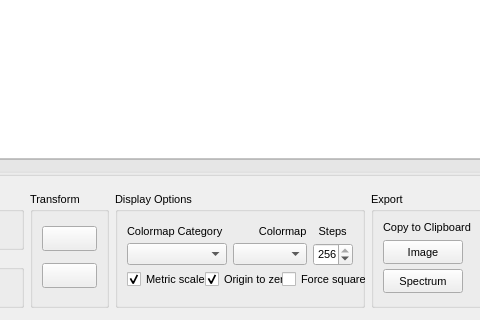
The window that mantis_xray/pageloaddata.ui (mlerotic/spectromicroscopy) describes before a commit, drawn with Qt 5; both pictures show x 421 to 901 and y 560 to 880 of the 1024 by 880 pixel window.
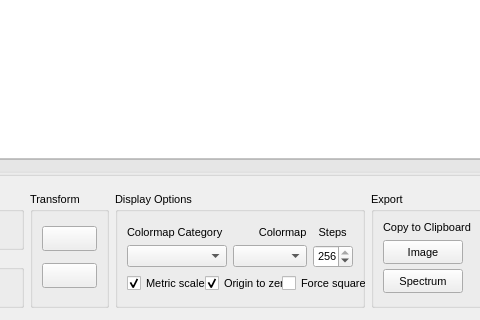
The same window after the commit. Icons and pictures are not drawn. Custom widgets are drawn as their Qt base class.

```diff
--- a/mantis_xray/pageloaddata.ui
+++ b/mantis_xray/pageloaddata.ui
@@ -586,14 +586,14 @@
         </property>
         <property name="minimumSize">
          <size>
-          <width>0</width>
-          <height>0</height>
+          <width>250</width>
+          <height>116</height>
          </size>
         </property>
         <property name="maximumSize">
          <size>
           <width>250</width>
-          <height>150</height>
+          <height>116</height>
          </size>
         </property>
         <property name="font">
@@ -634,13 +634,13 @@
              <property name="minimumSize">
               <size>
                <width>0</width>
-               <height>15</height>
+               <height>23</height>
               </size>
              </property>
              <property name="maximumSize">
               <size>
                <width>16777215</width>
-               <height>15</height>
+               <height>23</height>
               </size>
              </property>
              <property name="font">
@@ -732,6 +732,9 @@
              <property name="spacing">
               <number>6</number>
              </property>
+             <property name="topMargin">
+              <number>5</number>
+             </property>
              <item>
               <widget class="QCheckBox" name="MetricCheckBox">
                <property name="minimumSize">
```
